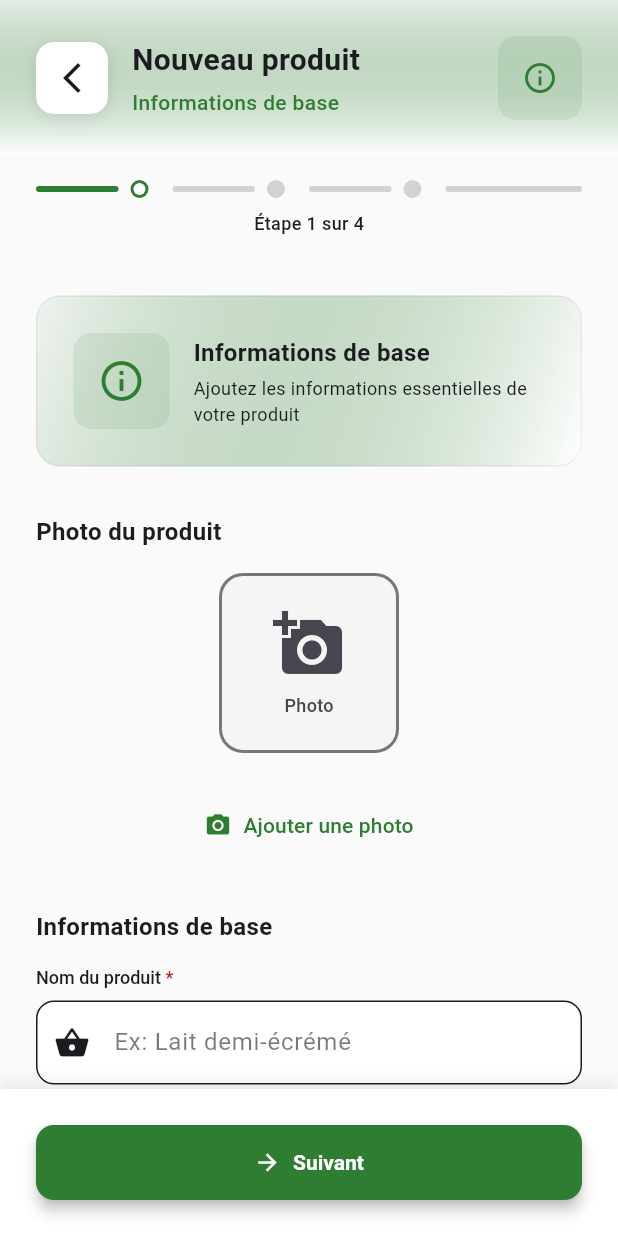
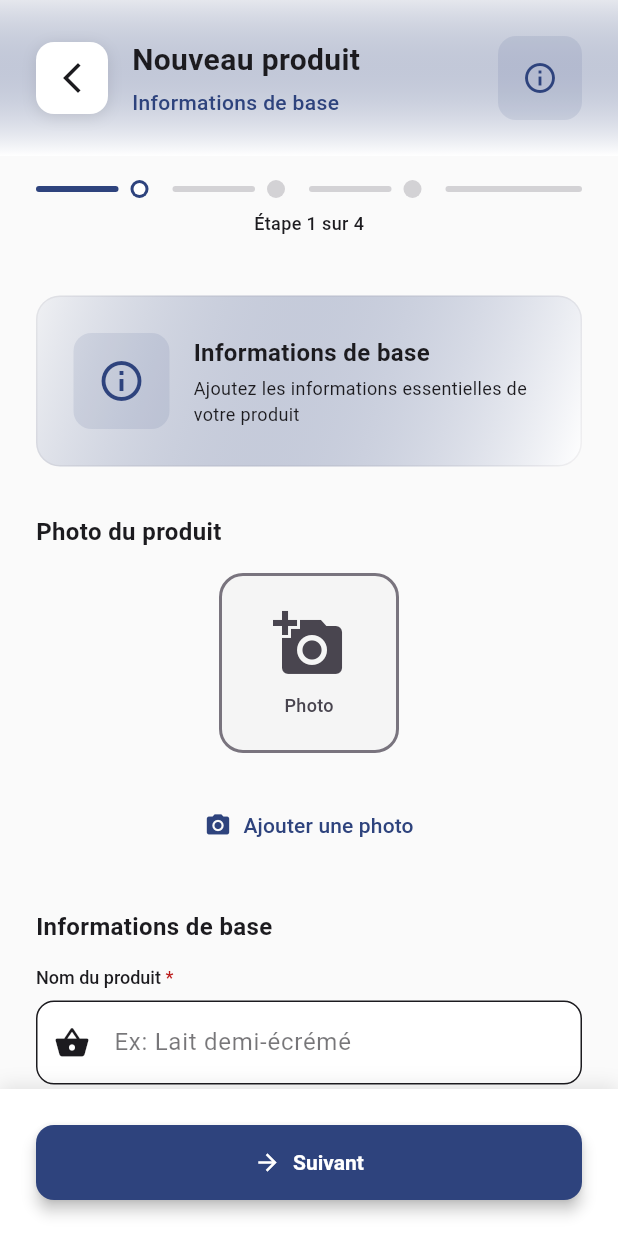
Before and after one commit to LordPhenixDeNetra/MingiYaqu-Mobile, a Flutter app: the screen it shows after launch, item 2 of the bottom bar chosen, after a tap on "Ajouter un produit", on a phone screen of 412 x 824 dp. Run offline on Flutter 3.47's test engine with Material 3 defaults, Android fonts, the phone set to English and light mode, and no system bars; our stand-ins replace flutter_local_notifications, hive, hive_flutter, image_picker, jiffy, permission_handler; missing offline and left inert: mobile_scanner; accounts and stored records are empty.

Commit message:
Update App Principals Colors

```diff
--- a/lib/constants/app_colors.dart
+++ b/lib/constants/app_colors.dart
@@ -2,9 +2,13 @@ import 'package:flutter/material.dart';
 
 class AppColors {
   // Couleurs principales
-  static const Color primary = Color(0xFF2E7D32); // Vert principal
-  static const Color primaryLight = Color(0xFF60AD5E);
-  static const Color primaryDark = Color(0xFF005005);
+  static const Color primary = Color.fromARGB(255, 46, 67, 125); // Vert principal
+  static const Color primaryLight = Color.fromARGB(255, 94, 98, 173);
+  static const Color primaryDark = Color.fromARGB(255, 0, 8, 80);
+
+  // static const Color primary = Color(0xFF2E7D32); // Vert principal
+  // static const Color primaryLight = Color(0xFF60AD5E);
+  // static const Color primaryDark = Color(0xFF005005);
 
   // Couleurs secondaires
   static const Color secondary = Color(0xFFFF9800); // Orange
--- a/lib/main.dart
+++ b/lib/main.dart
@@ -236,7 +236,7 @@ class _MainNavigationScreenState extends State<MainNavigationScreen>
       ),
       bottomNavigationBar: _buildBottomNavigationBar(),
       floatingActionButton: _buildFloatingActionButton(),
-      floatingActionButtonLocation: FloatingActionButtonLocation.endDocked,
+      floatingActionButtonLocation: FloatingActionButtonLocation.endFloat,
     );
   }
 
@@ -355,7 +355,7 @@ class _MainNavigationScreenState extends State<MainNavigationScreen>
     return ScaleTransition(
       scale: _fabScaleAnimation,
       child: Container(
-        margin: const EdgeInsets.only(bottom: AppStyles.paddingL),
+        margin: const EdgeInsets.only(bottom: AppStyles.paddingXL * 0.2),
         decoration: BoxDecoration(
           borderRadius: BorderRadius.circular(AppStyles.radiusL),
           boxShadow: [
--- a/lib/screens/dashboard_screen.dart
+++ b/lib/screens/dashboard_screen.dart
@@ -603,6 +603,14 @@ class _DashboardScreenState extends State<DashboardScreen> {
           mainAxisSize: MainAxisSize.min,
           mainAxisAlignment: MainAxisAlignment.center,
           children: [
+            PrimaryButton(
+              text: 'Ajouter un produit',
+              icon: Icons.add,
+              onPressed: () {
+                Navigator.pushNamed(context, '/add-product');
+              },
+            ),
+            const SizedBox(height: AppStyles.paddingXL),
             Icon(
               Icons.inventory_2_outlined,
               size: 80,
@@ -627,13 +635,13 @@ class _DashboardScreenState extends State<DashboardScreen> {
               textAlign: TextAlign.center,
             ),
             const SizedBox(height: AppStyles.paddingXL),
-            PrimaryButton(
-              text: 'Ajouter un produit',
-              icon: Icons.add,
-              onPressed: () {
-                Navigator.pushNamed(context, '/add-product');
-              },
-            ),
+            // PrimaryButton(
+            //   text: 'Ajouter un produit',
+            //   icon: Icons.add,
+            //   onPressed: () {
+            //     Navigator.pushNamed(context, '/add-product');
+            //   },
+            // ),
           ],
         ),
       ),
```
